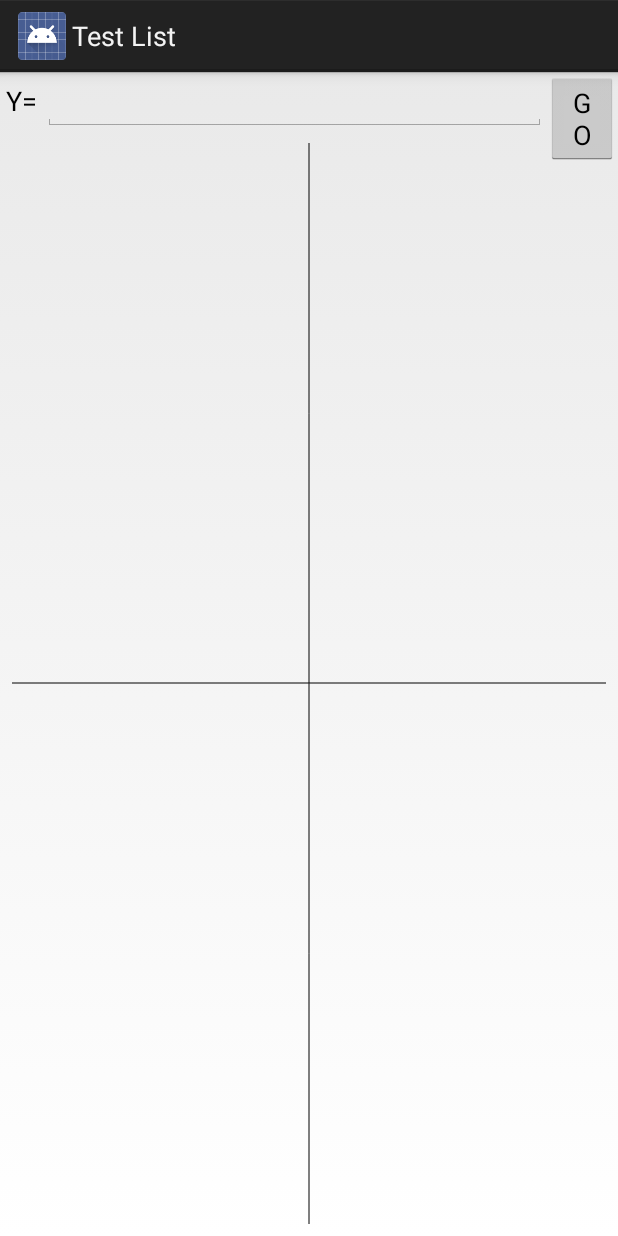
After one commit to AntonShapovalov/Android-Graphics, an Android app: the PlotActivity screen opened directly, with no data from a screen before it, on a phone screen of 412 x 824 dp. The commit adds this screen. Run offline under Robolectric (Android 15) with nearby library versions, the light colour scheme and no system bars.

Commit message:
include plot builder (YX) project

```diff
--- /dev/null
+++ b/app/src/main/java/test/list/api/plotbuilder/GraphicView.java
@@ -0,0 +1,64 @@
+package test.list.api.plotbuilder;
+
+import android.content.Context;
+import android.graphics.Canvas;
+import android.graphics.Color;
+import android.graphics.Paint;
+import android.graphics.Paint.Style;
+import android.util.AttributeSet;
+import android.view.View;
+
+public class GraphicView extends View {
+
+	private final Paint paint = new Paint();
+	private int width;
+	private int height;
+	private int radius;
+	private int k = 0;
+	private int b = 0;
+
+	public GraphicView(Context context, AttributeSet attrs) {
+		super(context, attrs);
+	}
+
+	@Override
+	protected void onSizeChanged(int w, int h, int oldw, int oldh) {
+		width = w;
+		height = h;
+		radius = Math.min(w, h);
+	}
+
+	@Override
+	protected void onDraw(Canvas canvas) {
+		super.onDraw(canvas);
+		paint.setStyle(Style.FILL);
+		paint.setColor(Color.BLACK);
+		final int cx = width / 2;
+		final int cy = height / 2;
+		// axis
+		canvas.drawLine(cx, 0, cx, height, paint);
+		canvas.drawLine(0, cy, width, cy, paint);
+		/*
+		 * move to center (cx, cy) and transpon: y = kx + b; y' - h = -k(x - w)
+		 * + b; y' = -k(x - w) + b + h;
+		 *
+		 * calculate for 2 point - intersect with radius area: x1 = (w - r) / 2,
+		 * x2 = (w + r) / 2
+		 */
+		if (k != 0) {
+			int x1 = (width - radius) / 2;
+			int y1 = -k * (x1 - cx) + b + cy;
+			int x2 = (width + radius) / 2;
+			int y2 = -k * (x2 - cx) + b + cy;
+			paint.setStyle(Style.STROKE);
+			paint.setColor(Color.RED);
+			canvas.drawLine(x1, y1, x2, y2, paint);
+		}
+	}
+
+	public void setFormula(int k, int b) {
+		this.k = k;
+		this.b = b;
+		postInvalidate();
+	}
+}
--- /dev/null
+++ b/app/src/main/java/test/list/api/plotbuilder/PlotActivity.java
@@ -0,0 +1,61 @@
+package test.list.api.plotbuilder;
+
+import android.app.Activity;
+import android.graphics.Color;
+import android.os.Bundle;
+import android.text.SpannableStringBuilder;
+import android.text.style.ForegroundColorSpan;
+import android.view.View;
+import android.widget.EditText;
+
+import java.util.Locale;
+
+import test.list.api.R;
+
+public class PlotActivity extends Activity {
+
+    private EditText formula;
+    private GraphicView graphic;
+
+    @Override
+    protected void onCreate(Bundle savedInstanceState) {
+        super.onCreate(savedInstanceState);
+        setContentView(R.layout.activity_plot);
+        //
+        formula = (EditText) findViewById(R.id.edit_text_formula);
+        graphic = (GraphicView) findViewById(R.id.view_graphic);
+    }
+
+    public void drawGraphic(View view) {
+        String t = formula.getText().toString();
+        String s1 = t.replaceAll("\\s+", "").toLowerCase(Locale.getDefault());
+        if (!s1.matches("-?\\d*?x([-+]\\d+?)?")) {
+            String mes = getString(R.string.formula_validation_message);
+            ForegroundColorSpan spanColor = new ForegroundColorSpan(Color.RED);
+            SpannableStringBuilder builder = new SpannableStringBuilder(mes);
+            builder.setSpan(spanColor, 0, mes.length(), 0);
+            formula.setError(builder);
+            return;
+        }
+
+        String s = s1.replaceAll("\\+", "");
+        int xPos = s.indexOf("x");
+        // parse "k" from formula
+        String sk = s.substring(0, xPos);
+        int k;
+        if (sk.length() != 0) {
+            if ("-".equals(sk)) {
+                k = -1;
+            } else {
+                k = Integer.parseInt(sk);
+            }
+        } else {
+            k = 1;
+        }
+        // parse "b" from formula
+        String sb = s.substring(xPos + 1);
+        int b = (sb.length() == 0) ? 0 : Integer.parseInt(sb);
+
+        graphic.setFormula(k, b);
+    }
+}
--- /dev/null
+++ b/app/src/main/res/layout/activity_plot.xml
@@ -0,0 +1,39 @@
+<RelativeLayout xmlns:android="http://schemas.android.com/apk/res/android"
+                xmlns:tools="http://schemas.android.com/tools"
+                android:layout_width="match_parent"
+                android:layout_height="match_parent"
+                tools:context="test.list.api.plotbuilder.PlotActivity">
+
+    <TextView
+        android:id="@+id/text_y_caption"
+        android:layout_width="wrap_content"
+        android:layout_height="wrap_content"
+        android:layout_alignBaseline="@+id/edit_text_formula"
+        android:padding="4dp"
+        android:text="@string/y_caption"
+        android:textAppearance="?android:attr/textAppearanceMedium"/>
+
+    <EditText
+        android:id="@id/edit_text_formula"
+        android:layout_width="0dp"
+        android:layout_height="wrap_content"
+        android:layout_toLeftOf="@+id/button_go"
+        android:layout_toRightOf="@id/text_y_caption"
+        android:inputType="textCapCharacters"/>
+
+    <Button
+        android:id="@id/button_go"
+        android:layout_width="48dp"
+        android:layout_height="wrap_content"
+        android:layout_alignParentRight="true"
+        android:onClick="drawGraphic"
+        android:text="@string/button_name"/>
+
+    <test.list.api.plotbuilder.GraphicView
+        android:id="@+id/view_graphic"
+        android:layout_width="match_parent"
+        android:layout_height="match_parent"
+        android:layout_below="@id/edit_text_formula"
+        android:layout_margin="8dp"/>
+
+</RelativeLayout>
--- a/app/src/main/res/values/strings.xml
+++ b/app/src/main/res/values/strings.xml
@@ -26,4 +26,8 @@
     <string name="image_text_view_text">Text 1Text \n1Text</string>
 
     <string name="cursor_loader_activity_name">Cursor Loader</string>
+
+    <string name="y_caption">Y=</string>
+    <string name="button_name">GO</string>
+    <string name="formula_validation_message">kx+b, где k,x - целые числа</string>
 </resources>
--- a/build.gradle
+++ b/build.gradle
@@ -7,7 +7,7 @@ buildscript {
         }
     }
     dependencies {
-        classpath 'com.android.tools.build:gradle:1.2.3'
+        classpath 'com.android.tools.build:gradle:2.2.3'
     }
 }
 
```
Also changed, not shown: app/src/main/AndroidManifest.xml (+30 -22 lines), app/src/main/java/test/list/api/MainActivity.java (+4 -4 lines), gradle/wrapper/gradle-wrapper.properties, 3 other files.
